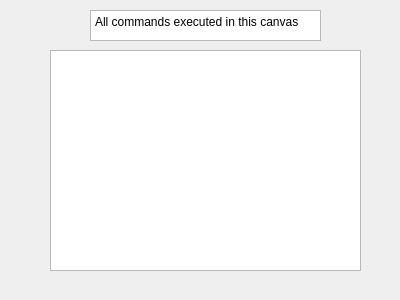
This is NJU_CG/canvascommand.ui in VingtDylan/NJU_CG as Qt 5 draws it before an edit. The edited form follows.
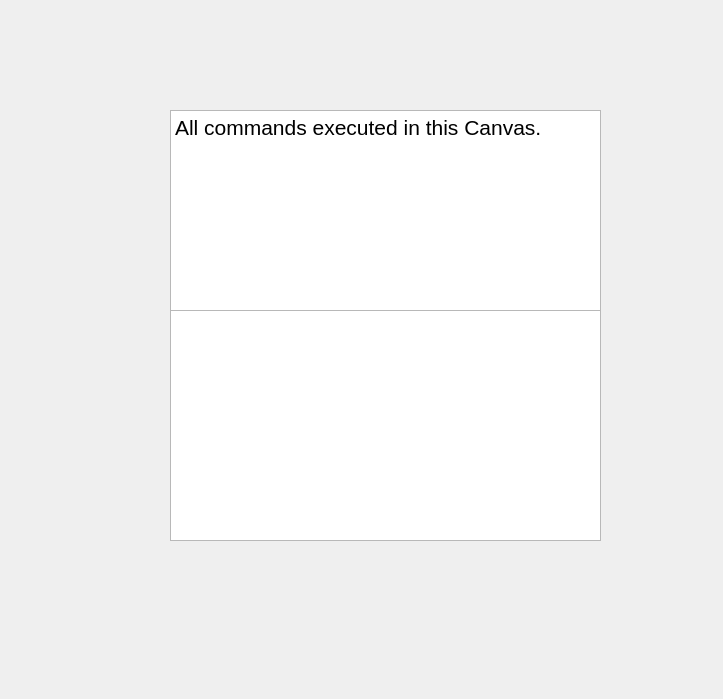
This is the edited form.

What changed in the file:
```diff
--- a/NJU_CG/canvascommand.ui
+++ b/NJU_CG/canvascommand.ui
@@ -6,38 +6,67 @@
    <rect>
     <x>0</x>
     <y>0</y>
-    <width>400</width>
-    <height>300</height>
+    <width>723</width>
+    <height>699</height>
    </rect>
   </property>
   <property name="windowTitle">
    <string>Form</string>
   </property>
-  <widget class="QTextBrowser" name="textBrowser">
-   <property name="geometry">
-    <rect>
-     <x>50</x>
-     <y>50</y>
-     <width>311</width>
-     <height>221</height>
-    </rect>
-   </property>
-  </widget>
+  <property name="autoFillBackground">
+   <bool>true</bool>
+  </property>
+  <property name="styleSheet">
+   <string notr="true"/>
+  </property>
   <widget class="QTextBrowser" name="textBrowser_2">
    <property name="geometry">
     <rect>
-     <x>90</x>
-     <y>10</y>
-     <width>231</width>
-     <height>31</height>
+     <x>170</x>
+     <y>110</y>
+     <width>431</width>
+     <height>231</height>
     </rect>
    </property>
+   <property name="font">
+    <font>
+     <pointsize>14</pointsize>
+    </font>
+   </property>
+   <property name="frameShape">
+    <enum>QFrame::StyledPanel</enum>
+   </property>
    <property name="html">
     <string>&lt;!DOCTYPE HTML PUBLIC &quot;-//W3C//DTD HTML 4.0//EN&quot; &quot;http://www.w3.org/TR/REC-html40/strict.dtd&quot;&gt;
 &lt;html&gt;&lt;head&gt;&lt;meta name=&quot;qrichtext&quot; content=&quot;1&quot; /&gt;&lt;style type=&quot;text/css&quot;&gt;
 p, li { white-space: pre-wrap; }
-&lt;/style&gt;&lt;/head&gt;&lt;body style=&quot; font-family:'SimSun'; font-size:9pt; font-weight:400; font-style:normal;&quot;&gt;
-&lt;p style=&quot; margin-top:0px; margin-bottom:0px; margin-left:0px; margin-right:0px; -qt-block-indent:0; text-indent:0px;&quot;&gt;All commands executed in this canvas&lt;/p&gt;&lt;/body&gt;&lt;/html&gt;</string>
+&lt;/style&gt;&lt;/head&gt;&lt;body style=&quot; font-family:'SimSun'; font-size:14pt; font-weight:400; font-style:normal;&quot;&gt;
+&lt;p style=&quot; margin-top:0px; margin-bottom:0px; margin-left:0px; margin-right:0px; -qt-block-indent:0; text-indent:0px;&quot;&gt;&lt;span style=&quot; font-size:16pt;&quot;&gt;All commands executed in this Canvas.&lt;/span&gt;&lt;/p&gt;&lt;/body&gt;&lt;/html&gt;</string>
+   </property>
+  </widget>
+  <widget class="QTextBrowser" name="textBrowser">
+   <property name="geometry">
+    <rect>
+     <x>170</x>
+     <y>310</y>
+     <width>431</width>
+     <height>231</height>
+    </rect>
+   </property>
+   <property name="font">
+    <font>
+     <pointsize>14</pointsize>
+    </font>
+   </property>
+   <property name="frameShape">
+    <enum>QFrame::StyledPanel</enum>
+   </property>
+   <property name="html">
+    <string>&lt;!DOCTYPE HTML PUBLIC &quot;-//W3C//DTD HTML 4.0//EN&quot; &quot;http://www.w3.org/TR/REC-html40/strict.dtd&quot;&gt;
+&lt;html&gt;&lt;head&gt;&lt;meta name=&quot;qrichtext&quot; content=&quot;1&quot; /&gt;&lt;style type=&quot;text/css&quot;&gt;
+p, li { white-space: pre-wrap; }
+&lt;/style&gt;&lt;/head&gt;&lt;body style=&quot; font-family:'SimSun'; font-size:14pt; font-weight:400; font-style:normal;&quot;&gt;
+&lt;p style=&quot;-qt-paragraph-type:empty; margin-top:0px; margin-bottom:0px; margin-left:0px; margin-right:0px; -qt-block-indent:0; text-indent:0px;&quot;&gt;&lt;br /&gt;&lt;/p&gt;&lt;/body&gt;&lt;/html&gt;</string>
    </property>
   </widget>
  </widget>
```
